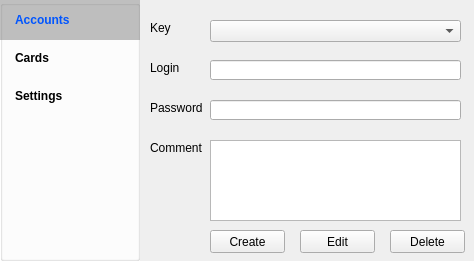
Above: QtProject/mainwindow.ui from 777AvEnGeR777/project before the change. Below: the same form after it.
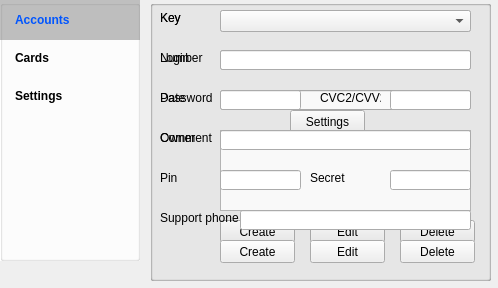
That is the form after the change.

Patch:
```diff
--- a/QtProject/mainwindow.ui
+++ b/QtProject/mainwindow.ui
@@ -6,148 +6,14 @@
    <rect>
     <x>0</x>
     <y>0</y>
-    <width>474</width>
-    <height>261</height>
+    <width>498</width>
+    <height>288</height>
    </rect>
   </property>
   <property name="windowTitle">
    <string>Password Manager</string>
   </property>
   <widget class="QWidget" name="centralWidget">
-   <widget class="QComboBox" name="selectAccount">
-    <property name="geometry">
-     <rect>
-      <x>210</x>
-      <y>20</y>
-      <width>251</width>
-      <height>22</height>
-     </rect>
-    </property>
-   </widget>
-   <widget class="QLabel" name="label">
-    <property name="geometry">
-     <rect>
-      <x>150</x>
-      <y>20</y>
-      <width>21</width>
-      <height>16</height>
-     </rect>
-    </property>
-    <property name="text">
-     <string>Key</string>
-    </property>
-   </widget>
-   <widget class="QLabel" name="label_2">
-    <property name="geometry">
-     <rect>
-      <x>150</x>
-      <y>60</y>
-      <width>61</width>
-      <height>16</height>
-     </rect>
-    </property>
-    <property name="text">
-     <string>Login</string>
-    </property>
-   </widget>
-   <widget class="QLineEdit" name="textLogin">
-    <property name="geometry">
-     <rect>
-      <x>210</x>
-      <y>60</y>
-      <width>251</width>
-      <height>20</height>
-     </rect>
-    </property>
-    <property name="echoMode">
-     <enum>QLineEdit::Normal</enum>
-    </property>
-   </widget>
-   <widget class="QLabel" name="label_3">
-    <property name="geometry">
-     <rect>
-      <x>150</x>
-      <y>100</y>
-      <width>61</width>
-      <height>16</height>
-     </rect>
-    </property>
-    <property name="text">
-     <string>Password</string>
-    </property>
-   </widget>
-   <widget class="QLineEdit" name="textPassword">
-    <property name="geometry">
-     <rect>
-      <x>210</x>
-      <y>100</y>
-      <width>251</width>
-      <height>20</height>
-     </rect>
-    </property>
-   </widget>
-   <widget class="QLabel" name="label_4">
-    <property name="geometry">
-     <rect>
-      <x>150</x>
-      <y>140</y>
-      <width>61</width>
-      <height>16</height>
-     </rect>
-    </property>
-    <property name="text">
-     <string>Comment</string>
-    </property>
-   </widget>
-   <widget class="QTextEdit" name="textComment">
-    <property name="geometry">
-     <rect>
-      <x>210</x>
-      <y>140</y>
-      <width>251</width>
-      <height>81</height>
-     </rect>
-    </property>
-   </widget>
-   <widget class="QPushButton" name="accountCreate">
-    <property name="geometry">
-     <rect>
-      <x>210</x>
-      <y>230</y>
-      <width>75</width>
-      <height>23</height>
-     </rect>
-    </property>
-    <property name="text">
-     <string>Create</string>
-    </property>
-   </widget>
-   <widget class="QPushButton" name="accountEdit">
-    <property name="geometry">
-     <rect>
-      <x>300</x>
-      <y>230</y>
-      <width>75</width>
-      <height>23</height>
-     </rect>
-    </property>
-    <property name="text">
-     <string>Edit</string>
-    </property>
-   </widget>
-   <widget class="QPushButton" name="accountDelete">
-    <property name="geometry">
-     <rect>
-      <x>390</x>
-      <y>230</y>
-      <width>75</width>
-      <height>23</height>
-     </rect>
-    </property>
-    <property name="text">
-     <string>Delete</string>
-    </property>
-   </widget>
    <widget class="QGroupBox" name="group_controls">
     <property name="geometry">
      <rect>
@@ -312,6 +178,442 @@
      </attribute>
     </widget>
    </widget>
+   <widget class="QGroupBox" name="groupAccounts">
+    <property name="geometry">
+     <rect>
+      <x>150</x>
+      <y>0</y>
+      <width>341</width>
+      <height>281</height>
+     </rect>
+    </property>
+    <property name="title">
+     <string/>
+    </property>
+    <widget class="QPushButton" name="accountDelete">
+     <property name="geometry">
+      <rect>
+       <x>250</x>
+       <y>220</y>
+       <width>75</width>
+       <height>23</height>
+      </rect>
+     </property>
+     <property name="text">
+      <string>Delete</string>
+     </property>
+    </widget>
+    <widget class="QLineEdit" name="textPassword">
+     <property name="geometry">
+      <rect>
+       <x>70</x>
+       <y>90</y>
+       <width>251</width>
+       <height>20</height>
+      </rect>
+     </property>
+    </widget>
+    <widget class="QPushButton" name="accountCreate">
+     <property name="geometry">
+      <rect>
+       <x>70</x>
+       <y>220</y>
+       <width>75</width>
+       <height>23</height>
+      </rect>
+     </property>
+     <property name="text">
+      <string>Create</string>
+     </property>
+    </widget>
+    <widget class="QComboBox" name="selectAccount">
+     <property name="geometry">
+      <rect>
+       <x>70</x>
+       <y>10</y>
+       <width>251</width>
+       <height>22</height>
+      </rect>
+     </property>
+    </widget>
+    <widget class="QLabel" name="label_4">
+     <property name="geometry">
+      <rect>
+       <x>10</x>
+       <y>130</y>
+       <width>61</width>
+       <height>16</height>
+      </rect>
+     </property>
+     <property name="text">
+      <string>Comment</string>
+     </property>
+    </widget>
+    <widget class="QLabel" name="label">
+     <property name="geometry">
+      <rect>
+       <x>10</x>
+       <y>10</y>
+       <width>21</width>
+       <height>16</height>
+      </rect>
+     </property>
+     <property name="text">
+      <string>Key</string>
+     </property>
+    </widget>
+    <widget class="QLineEdit" name="textLogin">
+     <property name="geometry">
+      <rect>
+       <x>70</x>
+       <y>50</y>
+       <width>251</width>
+       <height>20</height>
+      </rect>
+     </property>
+     <property name="echoMode">
+      <enum>QLineEdit::Normal</enum>
+     </property>
+    </widget>
+    <widget class="QLabel" name="label_3">
+     <property name="geometry">
+      <rect>
+       <x>10</x>
+       <y>90</y>
+       <width>61</width>
+       <height>16</height>
+      </rect>
+     </property>
+     <property name="text">
+      <string>Password</string>
+     </property>
+    </widget>
+    <widget class="QPushButton" name="accountEdit">
+     <property name="geometry">
+      <rect>
+       <x>160</x>
+       <y>220</y>
+       <width>75</width>
+       <height>23</height>
+      </rect>
+     </property>
+     <property name="text">
+      <string>Edit</string>
+     </property>
+    </widget>
+    <widget class="QLabel" name="label_2">
+     <property name="geometry">
+      <rect>
+       <x>10</x>
+       <y>50</y>
+       <width>61</width>
+       <height>16</height>
+      </rect>
+     </property>
+     <property name="text">
+      <string>Login</string>
+     </property>
+    </widget>
+    <widget class="QTextEdit" name="textComment">
+     <property name="geometry">
+      <rect>
+       <x>70</x>
+       <y>130</y>
+       <width>251</width>
+       <height>81</height>
+      </rect>
+     </property>
+    </widget>
+   </widget>
+   <widget class="QGroupBox" name="groupSettings">
+    <property name="geometry">
+     <rect>
+      <x>150</x>
+      <y>0</y>
+      <width>341</width>
+      <height>281</height>
+     </rect>
+    </property>
+    <property name="title">
+     <string/>
+    </property>
+    <widget class="QPushButton" name="pushButton_2">
+     <property name="geometry">
+      <rect>
+       <x>140</x>
+       <y>110</y>
+       <width>75</width>
+       <height>23</height>
+      </rect>
+     </property>
+     <property name="text">
+      <string>Settings</string>
+     </property>
+    </widget>
+    <zorder>pushButton_2</zorder>
+    <zorder>groupAccounts</zorder>
+   </widget>
+   <widget class="QGroupBox" name="groupCards">
+    <property name="geometry">
+     <rect>
+      <x>150</x>
+      <y>0</y>
+      <width>341</width>
+      <height>281</height>
+     </rect>
+    </property>
+    <property name="title">
+     <string/>
+    </property>
+    <widget class="QLabel" name="label_5">
+     <property name="geometry">
+      <rect>
+       <x>10</x>
+       <y>10</y>
+       <width>21</width>
+       <height>16</height>
+      </rect>
+     </property>
+     <property name="text">
+      <string>Key</string>
+     </property>
+    </widget>
+    <widget class="QComboBox" name="selectCard">
+     <property name="geometry">
+      <rect>
+       <x>70</x>
+       <y>10</y>
+       <width>251</width>
+       <height>22</height>
+      </rect>
+     </property>
+    </widget>
+    <widget class="QLabel" name="label_6">
+     <property name="geometry">
+      <rect>
+       <x>10</x>
+       <y>50</y>
+       <width>61</width>
+       <height>16</height>
+      </rect>
+     </property>
+     <property name="text">
+      <string>Number</string>
+     </property>
+    </widget>
+    <widget class="QLineEdit" name="textNumber">
+     <property name="geometry">
+      <rect>
+       <x>70</x>
+       <y>50</y>
+       <width>251</width>
+       <height>20</height>
+      </rect>
+     </property>
+     <property name="echoMode">
+      <enum>QLineEdit::Normal</enum>
+     </property>
+    </widget>
+    <widget class="QLineEdit" name="textDate">
+     <property name="geometry">
+      <rect>
+       <x>70</x>
+       <y>90</y>
+       <width>81</width>
+       <height>20</height>
+      </rect>
+     </property>
+     <property name="echoMode">
+      <enum>QLineEdit::Normal</enum>
+     </property>
+    </widget>
+    <widget class="QLabel" name="label_7">
+     <property name="geometry">
+      <rect>
+       <x>10</x>
+       <y>90</y>
+       <width>61</width>
+       <height>16</height>
+      </rect>
+     </property>
+     <property name="text">
+      <string>Date</string>
+     </property>
+    </widget>
+    <widget class="QLineEdit" name="textCVC">
+     <property name="geometry">
+      <rect>
+       <x>240</x>
+       <y>90</y>
+       <width>81</width>
+       <height>20</height>
+      </rect>
+     </property>
+     <property name="echoMode">
+      <enum>QLineEdit::Normal</enum>
+     </property>
+    </widget>
+    <widget class="QLabel" name="label_8">
+     <property name="geometry">
+      <rect>
+       <x>170</x>
+       <y>90</y>
+       <width>61</width>
+       <height>16</height>
+      </rect>
+     </property>
+     <property name="text">
+      <string>CVC2/CVV2</string>
+     </property>
+    </widget>
+    <widget class="QLabel" name="label_9">
+     <property name="geometry">
+      <rect>
+       <x>10</x>
+       <y>130</y>
+       <width>61</width>
+       <height>16</height>
+      </rect>
+     </property>
+     <property name="text">
+      <string>Owner</string>
+     </property>
+    </widget>
+    <widget class="QLineEdit" name="textOwner">
+     <property name="geometry">
+      <rect>
+       <x>70</x>
+       <y>130</y>
+       <width>251</width>
+       <height>20</height>
+      </rect>
+     </property>
+     <property name="echoMode">
+      <enum>QLineEdit::Normal</enum>
+     </property>
+    </widget>
+    <widget class="QLabel" name="label_10">
+     <property name="geometry">
+      <rect>
+       <x>10</x>
+       <y>170</y>
+       <width>61</width>
+       <height>16</height>
+      </rect>
+     </property>
+     <property name="text">
+      <string>Pin</string>
+     </property>
+    </widget>
+    <widget class="QLineEdit" name="textPin">
+     <property name="geometry">
+      <rect>
+       <x>70</x>
+       <y>170</y>
+       <width>81</width>
+       <height>20</height>
+      </rect>
+     </property>
+     <property name="echoMode">
+      <enum>QLineEdit::Normal</enum>
+     </property>
+    </widget>
+    <widget class="QLabel" name="label_11">
+     <property name="geometry">
+      <rect>
+       <x>160</x>
+       <y>170</y>
+       <width>61</width>
+       <height>16</height>
+      </rect>
+     </property>
+     <property name="text">
+      <string>Secret</string>
+     </property>
+    </widget>
+    <widget class="QLineEdit" name="textSecret">
+     <property name="geometry">
+      <rect>
+       <x>240</x>
+       <y>170</y>
+       <width>81</width>
+       <height>20</height>
+      </rect>
+     </property>
+     <property name="echoMode">
+      <enum>QLineEdit::Normal</enum>
+     </property>
+    </widget>
+    <widget class="QLabel" name="label_12">
+     <property name="geometry">
+      <rect>
+       <x>10</x>
+       <y>210</y>
+       <width>81</width>
+       <height>16</height>
+      </rect>
+     </property>
+     <property name="text">
+      <string>Support phone</string>
+     </property>
+    </widget>
+    <widget class="QLineEdit" name="textSupportPhone">
+     <property name="geometry">
+      <rect>
+       <x>90</x>
+       <y>210</y>
+       <width>231</width>
+       <height>20</height>
+      </rect>
+     </property>
+     <property name="echoMode">
+      <enum>QLineEdit::Normal</enum>
+     </property>
+    </widget>
+    <widget class="QPushButton" name="cardCreate">
+     <property name="geometry">
+      <rect>
+       <x>70</x>
+       <y>240</y>
+       <width>75</width>
+       <height>23</height>
+      </rect>
+     </property>
+     <property name="text">
+      <string>Create</string>
+     </property>
+    </widget>
+    <widget class="QPushButton" name="cardEdit">
+     <property name="geometry">
+      <rect>
+       <x>160</x>
+       <y>240</y>
+       <width>75</width>
+       <height>23</height>
+      </rect>
+     </property>
+     <property name="text">
+      <string>Edit</string>
+     </property>
+    </widget>
+    <widget class="QPushButton" name="cardDelete">
+     <property name="geometry">
+      <rect>
+       <x>250</x>
+       <y>240</y>
+       <width>75</width>
+       <height>23</height>
+      </rect>
+     </property>
+     <property name="text">
+      <string>Delete</string>
+     </property>
+    </widget>
+   </widget>
+   <zorder>groupAccounts</zorder>
+   <zorder>group_controls</zorder>
+   <zorder>groupSettings</zorder>
+   <zorder>groupCards</zorder>
   </widget>
  </widget>
  <layoutdefault spacing="6" margin="11"/>
```
